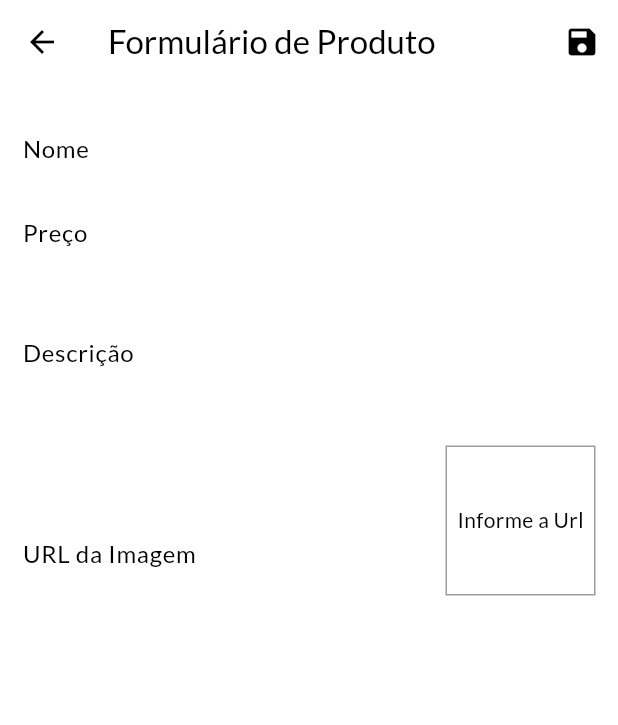
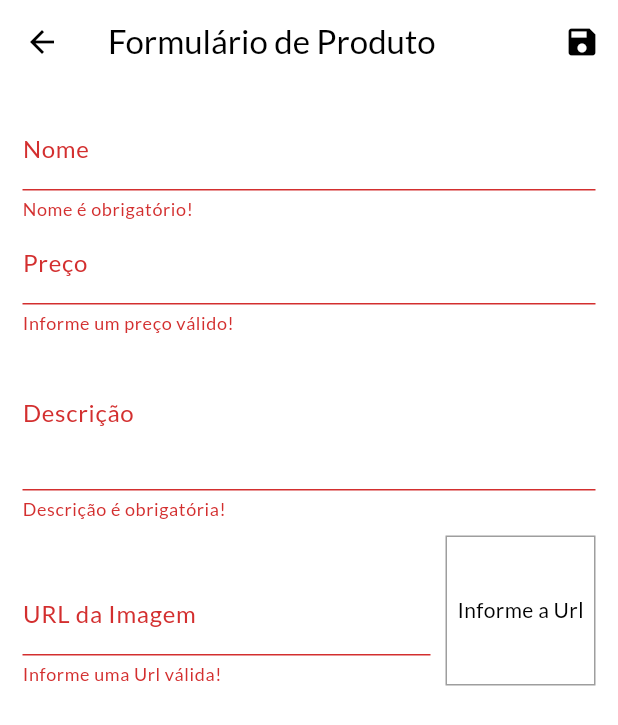
Before and after one commit to oJaciel/Shop-App, a Flutter app: the ProductFormPage screen opened by its route, after a tap on the "save" icon, on a phone screen of 412 x 824 dp. Shown: the top 725 px of the screen. Run offline on Flutter 3.47's test engine with Material 3 defaults, Android fonts, the phone set to English and light mode, and no system bars; network calls fail.

Commit message:
Validações no Formulário
Adicionadas validações nos campos do formulário.

```diff
--- a/lib/pages/product_form_page.dart
+++ b/lib/pages/product_form_page.dart
@@ -41,8 +41,24 @@ class _ProductFormPageState extends State<ProductFormPage> {
     setState(() {});
   }
 
+  //Método para validar a URL da imagem informada
+  bool isValidImageUrl(String url) {
+    bool isValidUrl = Uri.tryParse(url)?.hasAbsolutePath ?? false;
+    bool endsWithFile = url.toLowerCase().endsWith('.png') ||
+        url.toLowerCase().endsWith('.jpg') ||
+        url.toLowerCase().endsWith('.jpeg');
+
+    return isValidUrl == true && endsWithFile == true;
+  }
+
   //Método para submeter formulário
   void _submitForm() {
+    final isValid = _formKey.currentState?.validate() ?? false;
+
+    if (isValid == false) {
+      return;
+    }
+
     _formKey.currentState?.save();
     final newProduct = Product(
       id: Random().nextDouble().toString(),
@@ -76,6 +92,19 @@ class _ProductFormPageState extends State<ProductFormPage> {
                   FocusScope.of(context).requestFocus(_priceFocus);
                 },
                 onSaved: (name) => _formData['name'] = name ?? '',
+                validator: (_name) {
+                  final name = _name ?? '';
+
+                  if (name.trim().isEmpty) {
+                    return 'Nome é obrigatório!';
+                  }
+
+                  if (name.trim().length < 3) {
+                    return 'Nome precisa de no mínimo 3 letas!';
+                  }
+
+                  return null;
+                },
               ),
               //Campo de preço
               TextFormField(
@@ -90,6 +119,16 @@ class _ProductFormPageState extends State<ProductFormPage> {
                 ),
                 onSaved: (price) =>
                     _formData['price'] = double.parse(price ?? '0'),
+                validator: (_price) {
+                  final priceString = _price ?? '';
+                  final price = double.tryParse(priceString) ?? -1;
+
+                  if (price <= 0) {
+                    return 'Informe um preço válido!';
+                  }
+
+                  return null;
+                },
               ),
               //Campo de descrição
               TextFormField(
@@ -103,6 +142,19 @@ class _ProductFormPageState extends State<ProductFormPage> {
                 maxLines: 3,
                 onSaved: (description) =>
                     _formData['description'] = description ?? '',
+                validator: (_description) {
+                  final description = _description ?? '';
+
+                  if (description.trim().isEmpty) {
+                    return 'Descrição é obrigatória!';
+                  }
+
+                  if (description.trim().length < 10) {
+                    return 'Descrição precisa de no mínimo 10 letas!';
+                  }
+
+                  return null;
+                },
               ),
               //Campo do URL da Imagem
               Row(
@@ -118,6 +170,15 @@ class _ProductFormPageState extends State<ProductFormPage> {
                       onFieldSubmitted: (_) => _submitForm(),
                       onSaved: (imageUrl) =>
                           _formData['imageUrl'] = imageUrl ?? '',
+                      validator: (_imageUrl) {
+                        final imageUrl = _imageUrl ?? '';
+
+                        if (isValidImageUrl(imageUrl) == false) {
+                          return 'Informe uma Url válida!';
+                        }
+
+                        return null;
+                      },
                     ),
                   ),
                   //Container da Imagem da URL (carregada após informar o URL)
```
